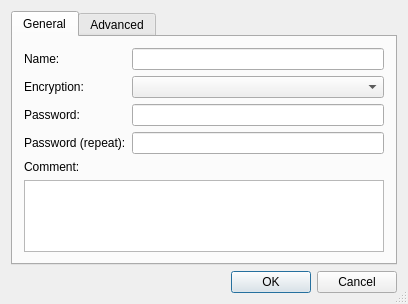
The window that source/console/address_book_dialog.ui (dchapyshev/aspia) describes before a commit, drawn with Qt 5.
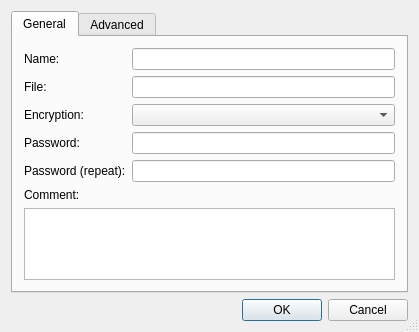
The same window after the commit.

Commit message: - Display the name of the address book file in the Address Book properties dialog.

The edit to the form file:
```diff
--- a/source/console/address_book_dialog.ui
+++ b/source/console/address_book_dialog.ui
@@ -9,8 +9,8 @@
    <rect>
     <x>0</x>
     <y>0</y>
-    <width>408</width>
-    <height>292</height>
+    <width>419</width>
+    <height>330</height>
    </rect>
   </property>
   <property name="windowTitle">
@@ -36,7 +36,7 @@
        <item>
         <layout class="QHBoxLayout" name="horizontalLayout">
          <item>
-          <layout class="QVBoxLayout" name="verticalLayout">
+          <layout class="QVBoxLayout" name="verticalLayout_2">
            <item>
             <widget class="QLabel" name="label_name">
              <property name="text">
@@ -44,6 +44,13 @@
              </property>
             </widget>
            </item>
+           <item>
+            <widget class="QLabel" name="label_file">
+             <property name="text">
+              <string>File:</string>
+             </property>
+            </widget>
+           </item>
            <item>
             <widget class="QLabel" name="label_encryption">
              <property name="text">
@@ -68,7 +75,7 @@
           </layout>
          </item>
          <item>
-          <layout class="QVBoxLayout" name="verticalLayout_2">
+          <layout class="QVBoxLayout" name="verticalLayout">
            <item>
             <widget class="QLineEdit" name="edit_name">
              <property name="maxLength">
@@ -76,6 +83,13 @@
              </property>
             </widget>
            </item>
+           <item>
+            <widget class="QLineEdit" name="edit_file">
+             <property name="readOnly">
+              <bool>true</bool>
+             </property>
+            </widget>
+           </item>
            <item>
             <widget class="QComboBox" name="combo_encryption"/>
            </item>
```
Left out of the diff: 2 changed lines with no effect on the pictures. The commit also changes 5 other files.
